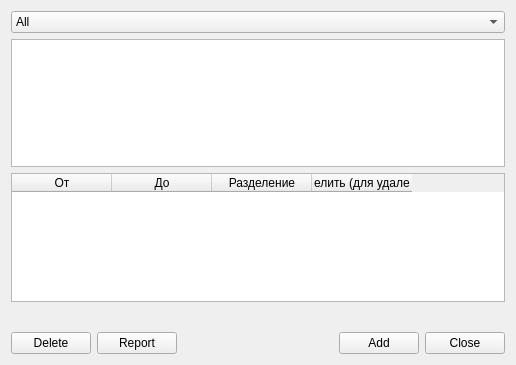
Qt form src/view/core/DBStation/ListsDialog.ui (nevaeh82/arm_r) before a commit.
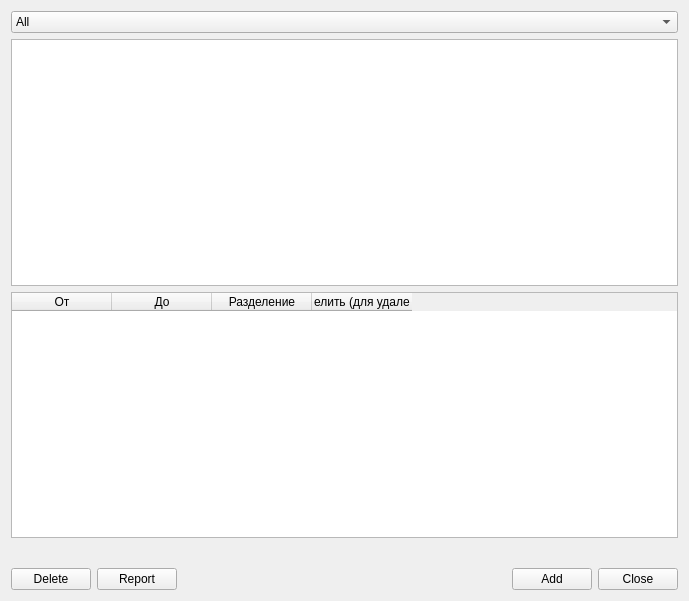
The same form after that commit.

Patch:
```diff
--- a/src/view/core/DBStation/ListsDialog.ui
+++ b/src/view/core/DBStation/ListsDialog.ui
@@ -6,8 +6,8 @@
    <rect>
     <x>0</x>
     <y>0</y>
-    <width>516</width>
-    <height>365</height>
+    <width>689</width>
+    <height>601</height>
    </rect>
   </property>
   <property name="windowTitle">
```
Left out of the diff: 15 changed lines with no effect on the pictures.
